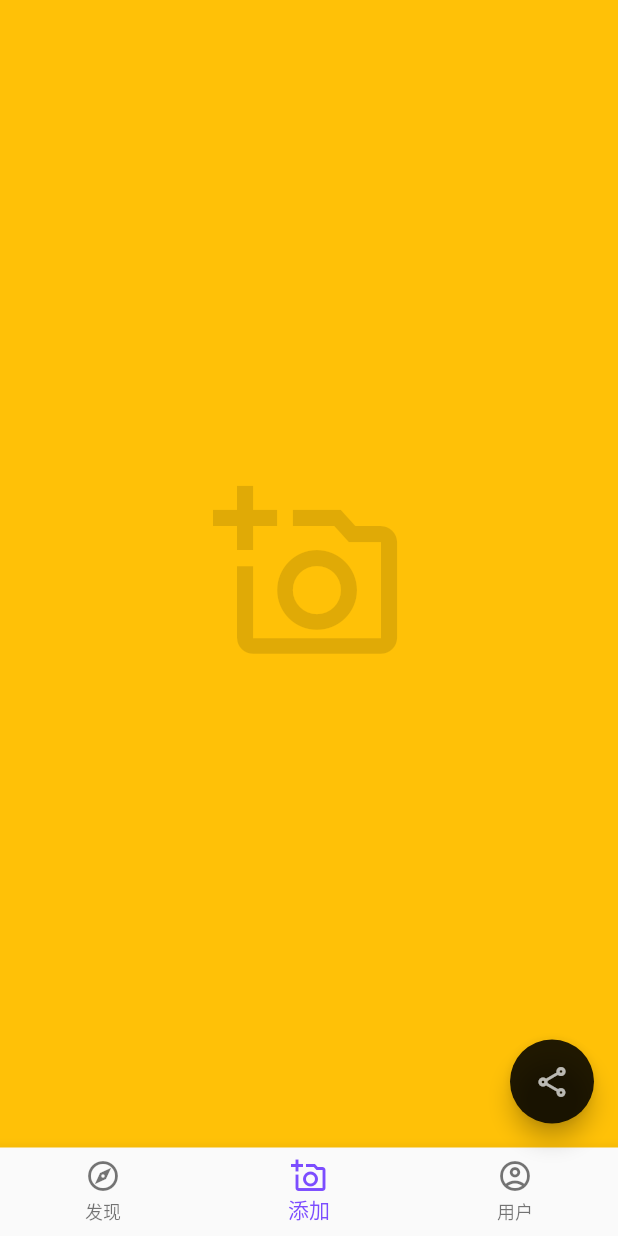
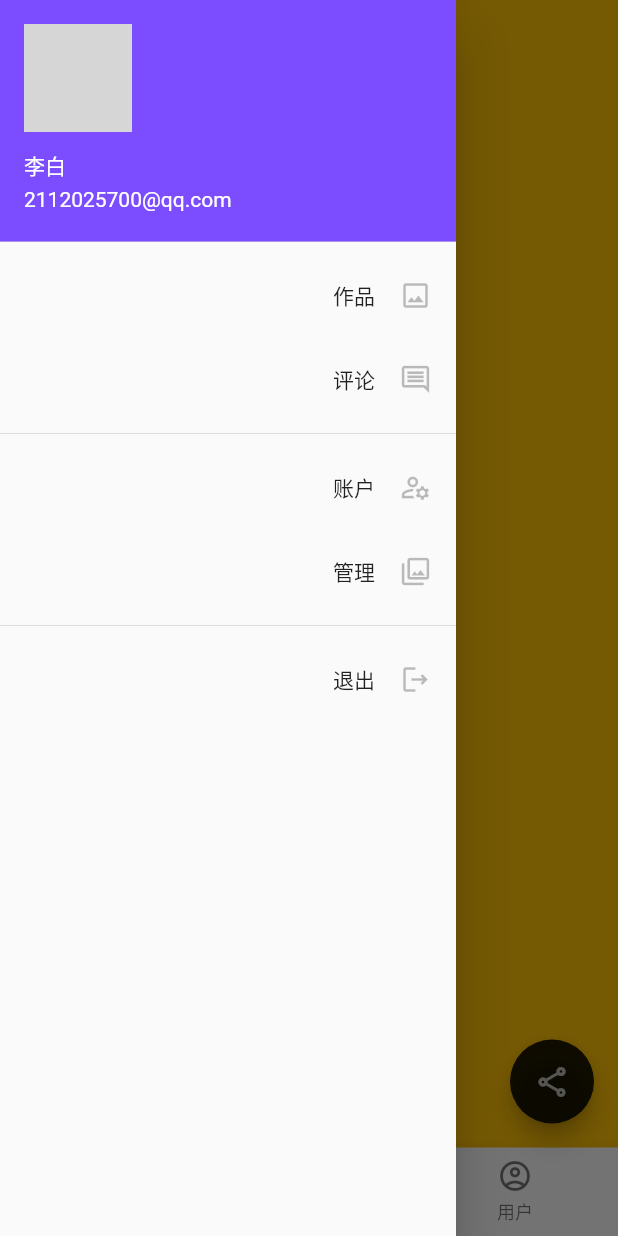
Before and after one commit to qweijiaq/GopherImage-flutter, a Flutter app: the screen it shows after launch, item 2 of the bottom bar chosen, with the side drawer open (before the commit the screen has no drawer), on a phone screen of 412 x 824 dp. Run offline on Flutter 3.47's test engine with Material 2 defaults, Android fonts, the phone set to English and light mode, and no system bars; network calls fail; grey boxes are pictures that could not be loaded.

Commit message:
完成弹窗对话

```diff
--- a/lib/app/app.dart
+++ b/lib/app/app.dart
@@ -1,4 +1,5 @@
 import 'package:GopherImage/app/components/app_floating_action_button.dart';
+import 'package:GopherImage/app/components/app_page_aside.dart';
 import 'package:GopherImage/app/components/app_page_bottom.dart';
 import 'package:GopherImage/app/components/app_page_header.dart';
 import 'package:GopherImage/app/components/app_page_main.dart';
@@ -44,6 +45,7 @@ class _AppState extends State<App> {
             onTap: onTapAppBottomNavigationBarItem,
           ),
           floatingActionButton: AppFloatingActionButton(),
+          drawer: AppPageAside(),
         ),
       ),
     );
--- a/lib/app/components/app_floating_action_button.dart
+++ b/lib/app/components/app_floating_action_button.dart
@@ -1,12 +1,47 @@
+import 'package:GopherImage/app/components/app_bottom_sheet.dart';
 import 'package:flutter/material.dart';
 
-class AppFloatingActionButton extends StatelessWidget {
+class AppFloatingActionButton extends StatefulWidget {
+  @override
+  State<AppFloatingActionButton> createState() =>
+      _AppFloatingActionButtonState();
+}
+
+class _AppFloatingActionButtonState extends State<AppFloatingActionButton> {
+  // 是否正在显示底部面板
+  bool isBottomSheetShown = false;
+
+  // 漂浮动作按钮小图标
+  Icon floatingActionButtonIcon() {
+    return isBottomSheetShown ? Icon(Icons.close) : Icon(Icons.share_outlined);
+  }
+
   @override
   Widget build(BuildContext context) {
     return FloatingActionButton(
-      child: Icon(Icons.share_outlined),
+      child: floatingActionButtonIcon(),
       onPressed: () {
-        print('share');
+        // 关闭底部面板
+        if (isBottomSheetShown) {
+          return Navigator.pop(context);
+        }
+
+        // 显示底部面板
+        final bottomSheetController = showBottomSheet(
+          context: context,
+          builder: (context) => AppBottomSheet(),
+        );
+
+        setState(() {
+          isBottomSheetShown = true;
+        });
+
+        // 关闭底部面板以后
+        bottomSheetController.closed.then((value) => {
+              setState(() {
+                isBottomSheetShown = false;
+              }),
+            });
       },
       backgroundColor: Colors.black87,
       foregroundColor: Colors.white70,
--- /dev/null
+++ b/lib/app/components/app_page_aside.dart
@@ -0,0 +1,85 @@
+import 'package:flutter/material.dart';
+
+class AppPageAside extends StatelessWidget {
+  @override
+  Widget build(BuildContext context) {
+    return Drawer(
+      child: ListView(
+        padding: EdgeInsets.zero,
+        children: [
+          UserAccountsDrawerHeader(
+            accountName: Text('李白'),
+            accountEmail: Text('2112025700@qq.com'),
+            currentAccountPicture: CircleAvatar(
+              backgroundImage: NetworkImage(
+                'https://resources.ninghao.net/wanghao.jpg',
+              ),
+            ),
+          ),
+          ListTile(
+            title: Text(
+              '作品',
+              textAlign: TextAlign.right,
+            ),
+            trailing: Icon(
+              Icons.image_outlined,
+              color: Colors.black26,
+              size: 22,
+            ),
+            onTap: () {},
+          ),
+          ListTile(
+            title: Text(
+              '评论',
+              textAlign: TextAlign.right,
+            ),
+            trailing: Icon(
+              Icons.comment_outlined,
+              color: Colors.black26,
+              size: 22,
+            ),
+            onTap: () {},
+          ),
+          Divider(),
+          ListTile(
+            title: Text(
+              '账户',
+              textAlign: TextAlign.right,
+            ),
+            trailing: Icon(
+              Icons.manage_accounts_outlined,
+              color: Colors.black26,
+              size: 22,
+            ),
+            onTap: () {},
+          ),
+          ListTile(
+            title: Text(
+              '管理',
+              textAlign: TextAlign.right,
+            ),
+            trailing: Icon(
+              Icons.collections_outlined,
+              color: Colors.black26,
+              size: 22,
+            ),
+            onTap: () {},
+          ),
+          Divider(),
+          ListTile(
+            title: Text(
+              '退出',
+              textAlign: TextAlign.right,
+            ),
+            trailing: Icon(
+              Icons.logout_outlined,
+              color: Colors.black26,
+              size: 22,
+            ),
+            onTap: () {},
+          ),
+        ],
+      ),
+    );
+  }
+}
--- a/lib/app/themes/app_theme.dart
+++ b/lib/app/themes/app_theme.dart
@@ -3,7 +3,7 @@ import 'package:flutter/material.dart';
 class AppTheme {
   // 亮色主题
   static ThemeData light = ThemeData(
-    primaryColor: Colors.deepOrangeAccent,
+    primaryColor: Colors.deepPurpleAccent,
     colorScheme: ColorScheme.light(
       primary: Colors.deepPurpleAccent,
       secondary: Colors.amber,
@@ -12,10 +12,10 @@ class AppTheme {
 
   // 暗色主题
   static ThemeData dark = ThemeData(
-    primaryColor: Colors.deepOrangeAccent,
+    primaryColor: Colors.deepPurpleAccent,
     colorScheme: ColorScheme.dark(
-      primary: Colors.cyan,
-      secondary: Colors.amber,
+      primary: Colors.deepPurpleAccent,
+      secondary: Colors.deepPurpleAccent,
     ).copyWith(secondary: Colors.deepPurple.shade900),
   );
 }
```
Also changed, not shown: lib/app/components/app_bottom_sheet.dart (added, +68 -0 lines), lib/app/components/app_page_header.dart (+5 -7 lines), lib/app/components/app_page_header_actions_more.dart (added, +33 -0 lines).
